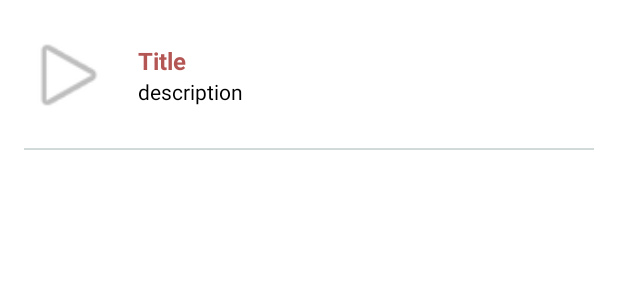
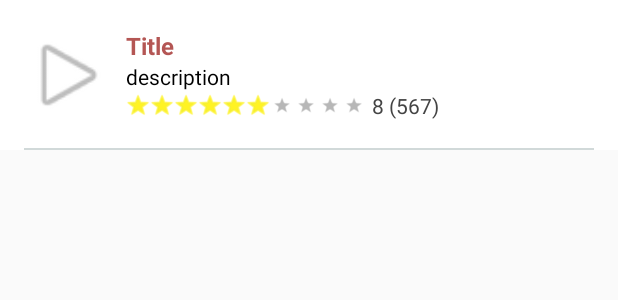
Before and after one commit to elianaferreira/moviesList, an Android app: the layout item_movie.xml on its own in the app's theme, with its tools: preview values and no code run, on a phone screen of 412 x 824 dp. Shown: the top 300 px of the screen. Run offline under Robolectric (Android 15) with nearby library versions, the phone set to English and light mode, and no system bars.

Commit message:
change data displayed in list

```diff
--- a/app/src/main/java/com/github/elianaferreira/movieslist/models/MoviesList.kt
+++ b/app/src/main/java/com/github/elianaferreira/movieslist/models/MoviesList.kt
@@ -50,5 +50,7 @@
     @SerialName("name")
     val name: String,
     @SerialName("original_name")
-    val originalName: String
+    val originalName: String,
+    @SerialName("first_air_date")
+    val firstAirDate: String
 )
--- a/app/src/main/res/layout/item_movie.xml
+++ b/app/src/main/res/layout/item_movie.xml
@@ -20,7 +20,7 @@
         android:layout_width="match_parent"
         android:layout_height="wrap_content"
         android:layout_centerVertical="true"
-        android:layout_marginStart="@dimen/general_margin"
+        android:layout_marginStart="@dimen/medium_margin"
         android:layout_toEndOf="@id/img_cinema"
         android:orientation="vertical">
 
@@ -33,11 +33,33 @@
             android:id="@+id/item_description"
             style="@style/SecondaryText"
             android:text="description" />
+
+        <LinearLayout
+            android:layout_width="match_parent"
+            android:layout_height="wrap_content"
+            android:orientation="horizontal"
+            android:gravity="center_vertical">
+            <RatingBar
+                android:id="@+id/item_rate"
+                android:layout_width="wrap_content"
+                android:layout_height="wrap_content"
+                android:numStars="10"
+                android:rating="6"
+                android:isIndicator="true"
+                style="@style/RatingBar"/>
+
+            <TextView
+                android:id="@+id/item_rate_value"
+                android:layout_width="wrap_content"
+                android:layout_height="wrap_content"
+                android:text="8 (567)"
+                android:textColor="@color/dark_grey"
+                android:layout_marginStart="@dimen/small_margin"/>
+        </LinearLayout>
     </LinearLayout>
-
     <View
         android:layout_width="match_parent"
         android:layout_height="@dimen/divider"
         android:layout_alignParentBottom="true"
-        android:background="@color/gray" />
+        android:background="@color/grey" />
 </RelativeLayout>
--- a/app/src/main/res/values/colors.xml
+++ b/app/src/main/res/values/colors.xml
@@ -2,9 +2,10 @@
 <resources>
     <color name="black">#FF000000</color>
     <color name="white">#FFFFFFFF</color>
-    <color name="gray">#D1D9D9</color>
-
+    <color name="grey">#D1D9D9</color>
+    <color name="dark_grey">#444444</color>
     <color name="peach">#E98580</color>
     <color name="light_peach">#FFB6AF</color>
     <color name="dark_peach">#B45654</color>
+    <color name="yellow">#FFF323</color>
 </resources>
--- a/app/src/main/res/values/dimens.xml
+++ b/app/src/main/res/values/dimens.xml
@@ -2,6 +2,7 @@
 <resources>
     <dimen name="general_margin">16dp</dimen>
     <dimen name="medium_margin">8dp</dimen>
+    <dimen name="small_margin">4dp</dimen>
     <dimen name="divider">1dp</dimen>
     <dimen name="film_image_size">60dp</dimen>
     <dimen name="title_size">20sp</dimen>
--- a/app/src/main/res/values/themes.xml
+++ b/app/src/main/res/values/themes.xml
@@ -1,6 +1,6 @@
 <resources xmlns:tools="http://schemas.android.com/tools">
     <!-- Base application theme. -->
-    <style name="Theme.MoviesList" parent="Theme.MaterialComponents.DayNight.NoActionBar">
+    <style name="Theme.MoviesList" parent="Theme.AppCompat.Light.NoActionBar">
         <!-- Primary brand color. -->
         <item name="colorPrimary">@color/peach</item>
         <item name="colorPrimaryVariant">@color/light_peach</item>
@@ -10,6 +10,7 @@
         <item name="colorSecondaryVariant">@color/dark_peach</item>
         <item name="colorOnSecondary">@color/white</item>
         <item name="colorPrimaryDark">@color/dark_peach</item>
+        <item name="colorControlNormal">@color/white</item>
     </style>
 
     <style name="PrimaryTitle" parent="Widget.AppCompat.TextView">
@@ -34,4 +35,10 @@
         <item name="android:textColor">@color/black</item>
         <item name="android:textSize">@dimen/text</item>
     </style>
+
+    <style name="RatingBar" parent="android:Widget.Holo.RatingBar.Small">
+        <item name="android:progressTint">@color/yellow</item>
+        <item name="android:colorControlNormal">@color/dark_grey</item>
+        <item name="colorControlNormal">@color/dark_grey</item>
+    </style>
 </resources>
```
Also changed, not shown: app/src/main/java/com/github/elianaferreira/movieslist/adapters/MoviesAdapter.kt (+9 -1 lines), app/src/main/java/com/github/elianaferreira/movieslist/utils/RequestManager.kt (+4 -3 lines), app/src/main/res/layout/toolbar.xml (+4 -3 lines).
